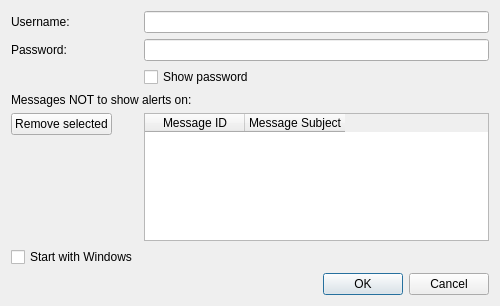
This is optionsdialog.ui in jakepetroules/owlmail as Qt 5 draws it before an edit. The edited form follows.
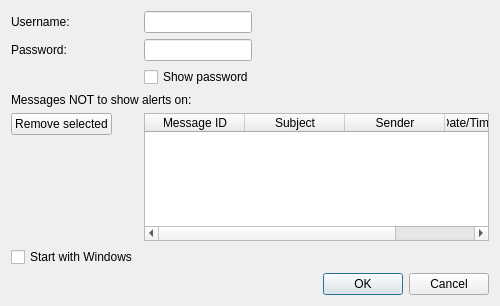
This is the edited form.

```diff
--- a/optionsdialog.ui
+++ b/optionsdialog.ui
@@ -22,7 +22,14 @@
     </widget>
    </item>
    <item row="0" column="1">
-    <widget class="QLineEdit" name="usernameTextBox"/>
+    <widget class="QLineEdit" name="usernameTextBox">
+     <property name="sizePolicy">
+      <sizepolicy hsizetype="Maximum" vsizetype="Fixed">
+       <horstretch>0</horstretch>
+       <verstretch>0</verstretch>
+      </sizepolicy>
+     </property>
+    </widget>
    </item>
    <item row="2" column="0">
     <widget class="QLabel" name="passwordLabel">
@@ -32,7 +39,14 @@
     </widget>
    </item>
    <item row="2" column="1">
-    <widget class="QLineEdit" name="passwordTextBox"/>
+    <widget class="QLineEdit" name="passwordTextBox">
+     <property name="sizePolicy">
+      <sizepolicy hsizetype="Maximum" vsizetype="Fixed">
+       <horstretch>0</horstretch>
+       <verstretch>0</verstretch>
+      </sizepolicy>
+     </property>
+    </widget>
    </item>
    <item row="3" column="1">
     <widget class="QCheckBox" name="showPasswordCheckBox">
@@ -50,6 +64,18 @@
    </item>
    <item row="5" column="1">
     <widget class="QTableWidget" name="tableMessages">
+     <property name="editTriggers">
+      <set>QAbstractItemView::NoEditTriggers</set>
+     </property>
+     <property name="dragDropMode">
+      <enum>QAbstractItemView::NoDragDrop</enum>
+     </property>
+     <property name="selectionBehavior">
+      <enum>QAbstractItemView::SelectRows</enum>
+     </property>
+     <property name="sortingEnabled">
+      <bool>true</bool>
+     </property>
      <column>
       <property name="text">
        <string>Message ID</string>
@@ -57,7 +83,17 @@
      </column>
      <column>
       <property name="text">
-       <string>Message Subject</string>
+       <string>Subject</string>
+      </property>
+     </column>
+     <column>
+      <property name="text">
+       <string>Sender</string>
+      </property>
+     </column>
+     <column>
+      <property name="text">
+       <string>Date/Time Received</string>
       </property>
      </column>
     </widget>
```
